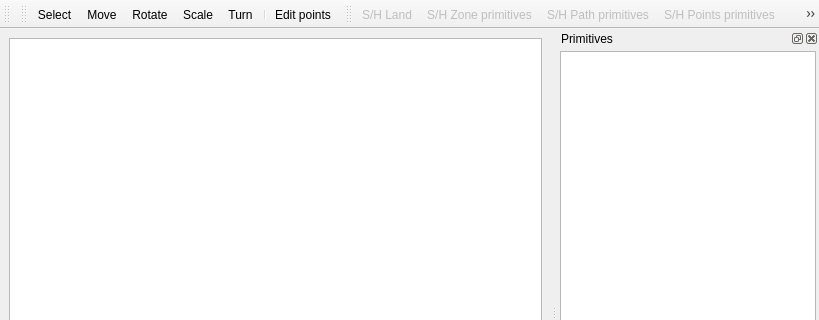
The window that studio/src/plugins/world_editor/world_editor_window.ui (ryzom/ryzomcore) describes before a commit, drawn with Qt 5; both pictures show x 0 to 819 and y 0 to 320 of the 819 by 600 pixel window.
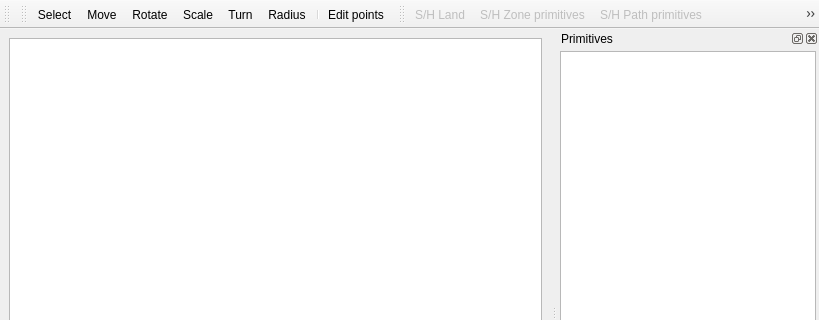
The same window after the commit. Icons and pictures are not drawn. Custom widgets are drawn as their Qt base class.

Commit message: ✨ World editor: snap, radius mode, copy/paste, property undo, selection tools

The edit to the form file:
```diff
--- a/studio/src/plugins/world_editor/world_editor_window.ui
+++ b/studio/src/plugins/world_editor/world_editor_window.ui
@@ -75,6 +75,7 @@
    <addaction name="rotateAction"/>
    <addaction name="scaleAction"/>
    <addaction name="turnAction"/>
+   <addaction name="radiusAction"/>
    <addaction name="separator"/>
    <addaction name="pointsAction"/>
   </widget>
@@ -306,6 +307,17 @@
     <string>Scale</string>
    </property>
   </action>
+  <action name="radiusAction">
+   <property name="checkable">
+    <bool>true</bool>
+   </property>
+   <property name="text">
+    <string>Radius</string>
+   </property>
+   <property name="toolTip">
+    <string>Radius (F10): drag to resize the circle of points that have a radius - spawn, trigger, nogo, safe zones</string>
+   </property>
+  </action>
   <action name="turnAction">
    <property name="checkable">
     <bool>true</bool>
```
The commit also changes 21 other files.
